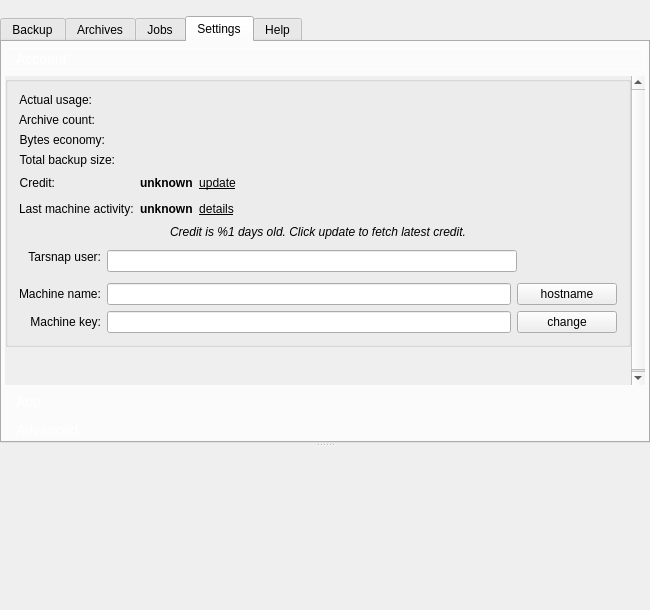
First picture: the form in forms/mainwindow.ui, repository Tarsnap/tarsnap-gui, before the edit.
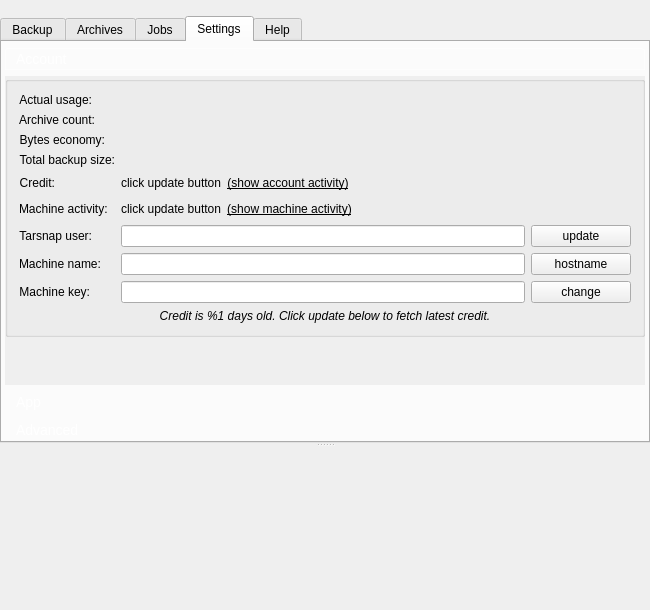
Second picture: the form after the edit. The open tabs and pages were chosen to show the change. Icons and pictures are not drawn. Custom widgets are drawn as their Qt base class.

Commit message:
Finalize the acct/machine activity functionality.
The app is now able to display both account and machine activity from within the Settings -> Account page. Requires login.

The edit to the form file:
```diff
--- a/forms/mainwindow.ui
+++ b/forms/mainwindow.ui
@@ -714,12 +714,6 @@
                     </item>
                     <item row="0" column="1">
                      <widget class="QLabel" name="accountActualSizeLabel">
-                      <property name="font">
-                       <font>
-                        <weight>75</weight>
-                        <bold>true</bold>
-                       </font>
-                      </property>
                       <property name="text">
                        <string/>
                       </property>
@@ -743,12 +737,6 @@
                     </item>
                     <item row="1" column="1">
                      <widget class="QLabel" name="accountArchivesCountLabel">
-                      <property name="font">
-                       <font>
-                        <weight>75</weight>
-                        <bold>true</bold>
-                       </font>
-                      </property>
                       <property name="text">
                        <string/>
                       </property>
@@ -772,12 +760,6 @@
                     </item>
                     <item row="2" column="1">
                      <widget class="QLabel" name="accountStorageSavedLabel">
-                      <property name="font">
-                       <font>
-                        <weight>75</weight>
-                        <bold>true</bold>
-                       </font>
-                      </property>
                       <property name="text">
                        <string/>
                       </property>
@@ -801,12 +783,6 @@
                     </item>
                     <item row="3" column="1">
                      <widget class="QLabel" name="accountTotalSizeLabel">
-                      <property name="font">
-                       <font>
-                        <weight>75</weight>
-                        <bold>true</bold>
-                       </font>
-                      </property>
                       <property name="text">
                        <string/>
                       </property>
@@ -832,17 +808,11 @@
                      <layout class="QHBoxLayout" name="horizontalLayout_6">
                       <item>
                        <widget class="QLabel" name="accountCreditLabel">
-                        <property name="font">
-                         <font>
-                          <weight>75</weight>
-                          <bold>true</bold>
-                         </font>
-                        </property>
                         <property name="toolTip">
                          <string>This info is updated on demand. Press the big Tarsnap button above to update.</string>
                         </property>
                         <property name="text">
-                         <string>unknown</string>
+                         <string>click update button</string>
                         </property>
                         <property name="textInteractionFlags">
                          <set>Qt::LinksAccessibleByMouse|Qt::TextSelectableByMouse</set>
@@ -868,7 +838,7 @@
 }</string>
                         </property>
                         <property name="text">
-                         <string>update</string>
+                         <string>(show account activity)</string>
                         </property>
                        </widget>
                       </item>
@@ -896,7 +866,7 @@
                        <string>Last activity recorded by Tarsnap for this machine</string>
                       </property>
                       <property name="text">
-                       <string>Last machine activity:</string>
+                       <string>Machine activity:</string>
                       </property>
                      </widget>
                     </item>
@@ -904,17 +874,11 @@
                      <layout class="QHBoxLayout" name="machineActivityHorizontalLayout">
                       <item>
                        <widget class="TextLabel" name="machineActivity">
-                        <property name="font">
-                         <font>
-                          <weight>75</weight>
-                          <bold>true</bold>
-                         </font>
-                        </property>
                         <property name="toolTip">
                          <string>This info is updated on demand. Press the big Tarsnap button above to update.</string>
                         </property>
                         <property name="text">
-                         <string>unknown</string>
+                         <string>click update button</string>
                         </property>
                         <property name="wordWrap">
                          <bool>true</bool>
@@ -946,7 +910,7 @@
 }</string>
                         </property>
                         <property name="text">
-                         <string>details</string>
+                         <string>(show machine activity)</string>
                         </property>
                        </widget>
                       </item>
@@ -968,9 +932,7 @@
                       </item>
                      </layout>
                     </item>
-                   </layout>
-                  </item>
-                  <item>
+                    <item row="9" column="0" colspan="2">
                    <widget class="QLabel" name="outOfDateNoticeLabel">
                     <property name="font">
                      <font>
@@ -981,38 +943,14 @@
                      <string>Press the big Tarsnap button above to update account details</string>
                     </property>
                     <property name="text">
-                     <string>Credit is %1 days old. Click update to fetch latest credit.</string>
+                       <string>Credit is %1 days old. Click update below to fetch latest credit.</string>
                     </property>
                     <property name="alignment">
                      <set>Qt::AlignCenter</set>
                     </property>
                    </widget>
                   </item>
-                  <item>
-                   <widget class="QWidget" name="widget_7" native="true">
-                    <layout class="QFormLayout" name="formLayout">
-                     <property name="fieldGrowthPolicy">
-                      <enum>QFormLayout::ExpandingFieldsGrow</enum>
-                     </property>
-                     <property name="labelAlignment">
-                      <set>Qt::AlignRight|Qt::AlignTrailing|Qt::AlignVCenter</set>
-                     </property>
-                     <property name="formAlignment">
-                      <set>Qt::AlignCenter</set>
-                     </property>
-                     <property name="leftMargin">
-                      <number>0</number>
-                     </property>
-                     <property name="topMargin">
-                      <number>0</number>
-                     </property>
-                     <property name="rightMargin">
-                      <number>0</number>
-                     </property>
-                     <property name="bottomMargin">
-                      <number>0</number>
-                     </property>
-                     <item row="0" column="0">
+                    <item row="6" column="0">
                       <widget class="QLabel" name="label">
                        <property name="text">
                         <string>Tarsnap user:</string>
@@ -1022,7 +960,7 @@
                        </property>
                       </widget>
                      </item>
-                     <item row="0" column="1">
+                    <item row="6" column="1">
                       <layout class="QHBoxLayout" name="horizontalLayout_11">
                        <item>
                         <widget class="QLineEdit" name="accountUserLineEdit">
@@ -1032,24 +970,36 @@
                         </widget>
                        </item>
                        <item>
-                        <spacer name="horizontalSpacer_4">
-                         <property name="orientation">
-                          <enum>Qt::Horizontal</enum>
-                         </property>
-                         <property name="sizeType">
-                          <enum>QSizePolicy::Fixed</enum>
-                         </property>
-                         <property name="sizeHint" stdset="0">
+                       <widget class="QPushButton" name="updateAccountButton">
+                        <property name="sizePolicy">
+                         <sizepolicy hsizetype="Fixed" vsizetype="Fixed">
+                          <horstretch>0</horstretch>
+                          <verstretch>0</verstretch>
+                         </sizepolicy>
+                        </property>
+                        <property name="minimumSize">
+                         <size>
+                          <width>100</width>
+                          <height>0</height>
+                         </size>
+                        </property>
+                        <property name="maximumSize">
                           <size>
                            <width>100</width>
-                           <height>32</height>
-                          </size>
-                         </property>
-                        </spacer>
+                          <height>16777215</height>
+                         </size>
+                        </property>
+                        <property name="toolTip">
+                         <string>Update credit from Tarsnap website. Requires login.</string>
+                        </property>
+                        <property name="text">
+                         <string>update</string>
+                        </property>
+                       </widget>
                        </item>
                       </layout>
                      </item>
-                     <item row="1" column="0">
+                    <item row="7" column="0">
                       <widget class="QLabel" name="label_19">
                        <property name="text">
                         <string>Machine name:</string>
@@ -1059,7 +1009,7 @@
                        </property>
                       </widget>
                      </item>
-                     <item row="1" column="1">
+                    <item row="7" column="1">
                       <layout class="QHBoxLayout" name="horizontalLayout_3">
                        <item>
                         <widget class="QLineEdit" name="accountMachineLineEdit">
@@ -1098,7 +1048,7 @@
                        </item>
                       </layout>
                      </item>
-                     <item row="2" column="0">
+                    <item row="8" column="0">
                       <widget class="QLabel" name="label_11">
                        <property name="text">
                         <string>Machine key:</string>
@@ -1108,7 +1058,7 @@
                        </property>
                       </widget>
                      </item>
-                     <item row="2" column="1">
+                    <item row="8" column="1">
                       <layout class="QHBoxLayout" name="horizontalLayout_9">
                        <item>
                         <widget class="QLineEdit" name="accountMachineKeyLineEdit">
@@ -1148,7 +1098,6 @@
                       </layout>
                      </item>
                     </layout>
-                   </widget>
                   </item>
                  </layout>
                 </widget>
```
Left out of the diff: 10 changed lines with no effect on the pictures. Lines whose indentation alone changed are shown as unchanged. The commit also changes 8 other files.
